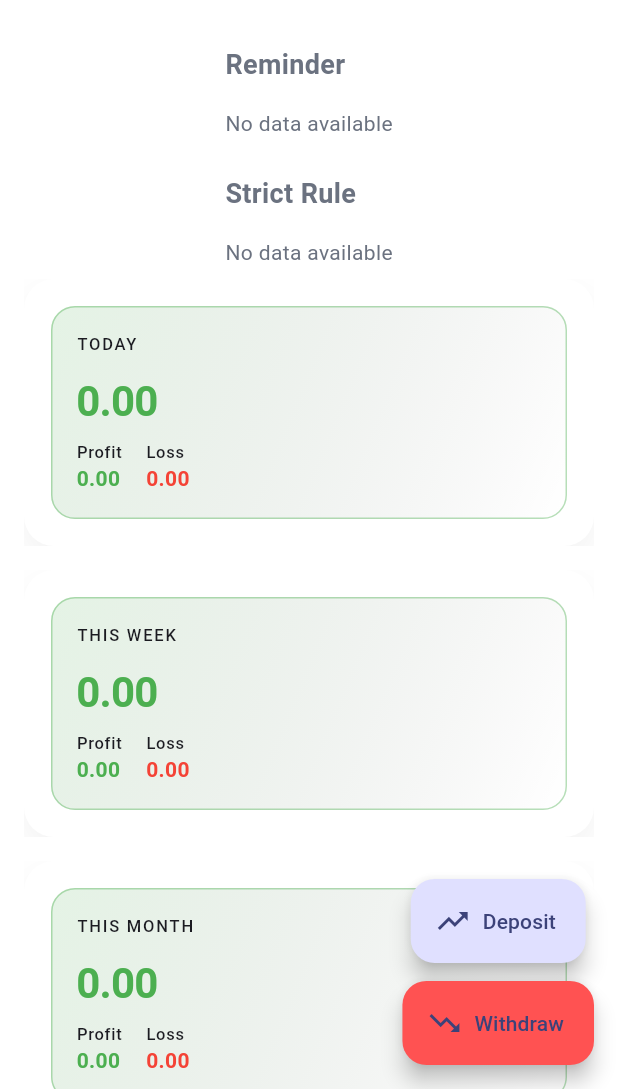
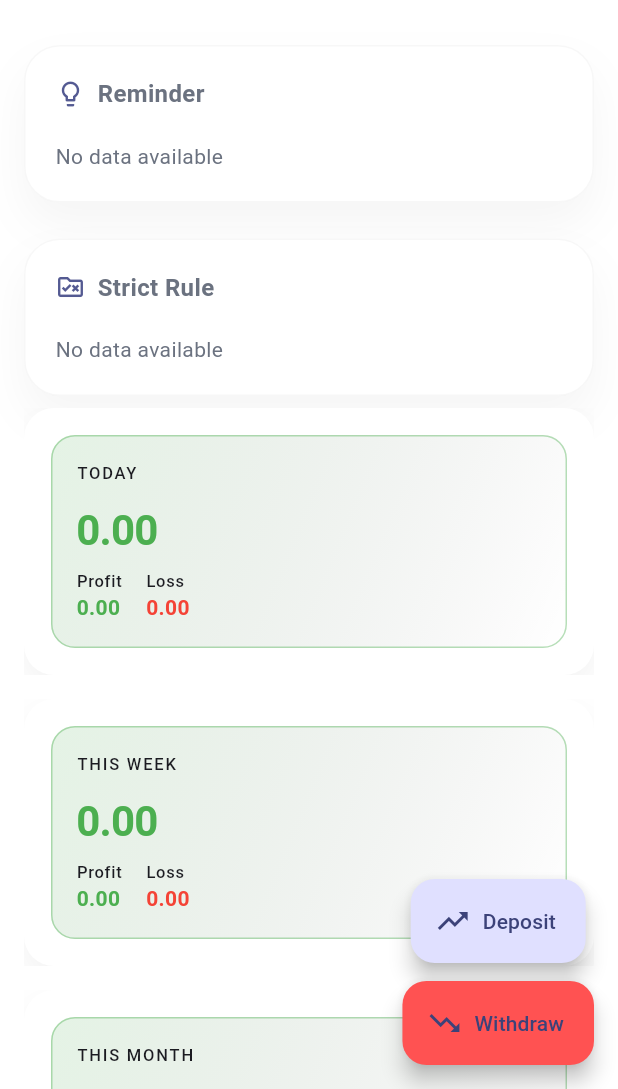
Before and after one commit to mariazayed/tm_dashboard, a Flutter app: the screen it shows after launch, on a phone screen of 412 x 824 dp, the part 147-1236 px from its top. Run offline on Flutter 3.47's test engine with Material 3 defaults, Android fonts, the phone set to English and light mode, and no system bars; our stand-ins replace fl_chart, flutter_bloc, go_router, shimmer; network calls fail.

Commit message:
Add `_buildDashboardNoteCard` widget and integrate it into `DashboardScreen`:
- Created `_buildDashboardNoteCard` for rendering note cards with loading, empty, and content states.
- Replaced existing `_buildSection` calls with `_buildDashboardNoteCard` for `Reminder` and `Strict Rule` sections.
- Improved UI by adding icon support, animations, and contextual details like index and total count.

```diff
--- a/lib/screens/dashboard/dashboard_screen.dart
+++ b/lib/screens/dashboard/dashboard_screen.dart
@@ -505,6 +505,93 @@ class _DashboardScreenState extends State<DashboardScreen> {
     _openPnlBottomSheet(title: title, data: data);
   }
 
+  Widget _buildDashboardNoteCard({
+    required String title,
+    required IconData icon,
+    required bool loading,
+    required bool isEmpty,
+    required String text,
+    required int index,
+    required int total,
+  }) {
+    return Container(
+      padding: const EdgeInsets.all(20),
+      decoration: BoxDecoration(
+        borderRadius: BorderRadius.circular(24),
+        color: Theme.of(context).colorScheme.surface,
+        border: Border.all(color: Colors.grey.withOpacity(0.08)),
+        boxShadow: [
+          BoxShadow(
+            blurRadius: 25,
+            color: Colors.black.withOpacity(0.04),
+            offset: const Offset(0, 15),
+          ),
+        ],
+      ),
+      child: Column(
+        crossAxisAlignment: CrossAxisAlignment.start,
+        children: [
+          /// Header
+          Row(
+            children: [
+              Icon(
+                icon,
+                size: 20,
+                color: Theme.of(context).colorScheme.primary,
+              ),
+              const SizedBox(width: 8),
+              Text(
+                title,
+                style: const TextStyle(
+                  fontWeight: FontWeight.w600,
+                  fontSize: 16,
+                ),
+              ),
+              const Spacer(),
+              if (total > 1)
+                Text(
+                  "${index + 1}/$total",
+                  style: TextStyle(fontSize: 12, color: Colors.grey.shade500),
+                ),
+            ],
+          ),
+
+          const SizedBox(height: 20),
+
+          if (loading)
+            const Center(child: CircularProgressIndicator())
+          else if (isEmpty)
+            const Text("No data available")
+          else
+            AnimatedSwitcher(
+              duration: const Duration(milliseconds: 500),
+              transitionBuilder: (child, animation) {
+                return FadeTransition(
+                  opacity: animation,
+                  child: SlideTransition(
+                    position: Tween<Offset>(
+                      begin: const Offset(0.05, 0),
+                      end: Offset.zero,
+                    ).animate(animation),
+                    child: child,
+                  ),
+                );
+              },
+              child: Text(
+                text,
+                key: ValueKey(text),
+                style: const TextStyle(
+                  fontSize: 18,
+                  height: 1.5,
+                  fontWeight: FontWeight.w500,
+                ),
+              ),
+            ),
+        ],
+      ),
+    );
+  }
+
   @override
   Widget build(BuildContext context) {
     final Color currentNoteColor = _colors[_currentNoteIndex % _colors.length];
@@ -549,50 +636,58 @@ class _DashboardScreenState extends State<DashboardScreen> {
                         ? Row(
                             children: [
                               Expanded(
-                                child: _buildSection(
+                                child: _buildDashboardNoteCard(
                                   title: "Reminder",
+                                  icon: Icons.lightbulb_outline,
                                   loading: _isNotesLoading,
                                   isEmpty: _notes.isEmpty,
                                   text: _notes.isNotEmpty
                                       ? _notes[_currentNoteIndex].text
                                       : "",
-                                  color: currentNoteColor,
+                                  index: _currentNoteIndex,
+                                  total: _notes.length,
                                 ),
                               ),
                               const SizedBox(width: 24),
                               Expanded(
-                                child: _buildSection(
+                                child: _buildDashboardNoteCard(
                                   title: "Strict Rule",
+                                  icon: Icons.rule_folder_outlined,
                                   loading: _isRulesLoading,
                                   isEmpty: _rules.isEmpty,
                                   text: _rules.isNotEmpty
                                       ? _rules[_currentRuleIndex].text
                                       : "",
-                                  color: currentRuleColor,
+                                  index: _currentRuleIndex,
+                                  total: _rules.length,
                                 ),
                               ),
                             ],
                           )
                         : Column(
                             children: [
-                              _buildSection(
+                              _buildDashboardNoteCard(
                                 title: "Reminder",
+                                icon: Icons.lightbulb_outline,
                                 loading: _isNotesLoading,
                                 isEmpty: _notes.isEmpty,
                                 text: _notes.isNotEmpty
                                     ? _notes[_currentNoteIndex].text
                                     : "",
-                                color: currentNoteColor,
+                                index: _currentNoteIndex,
+                                total: _notes.length,
                               ),
                               const SizedBox(height: 24),
-                              _buildSection(
+                              _buildDashboardNoteCard(
                                 title: "Strict Rule",
+                                icon: Icons.rule_folder_outlined,
                                 loading: _isRulesLoading,
                                 isEmpty: _rules.isEmpty,
                                 text: _rules.isNotEmpty
                                     ? _rules[_currentRuleIndex].text
                                     : "",
-                                color: currentRuleColor,
+                                index: _currentRuleIndex,
+                                total: _rules.length,
                               ),
                             ],
                           ),
```
